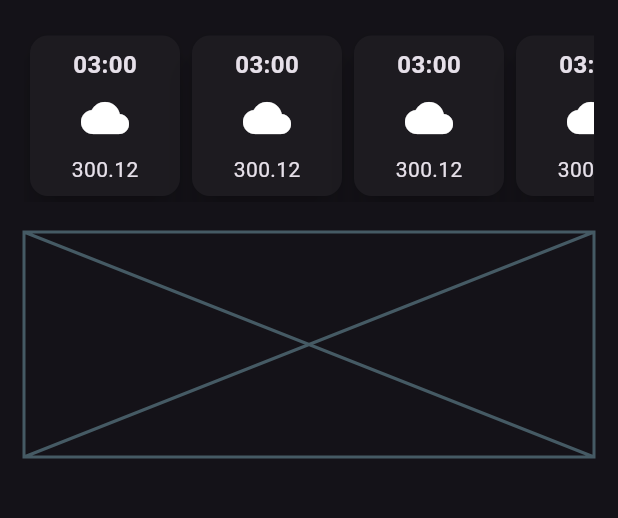
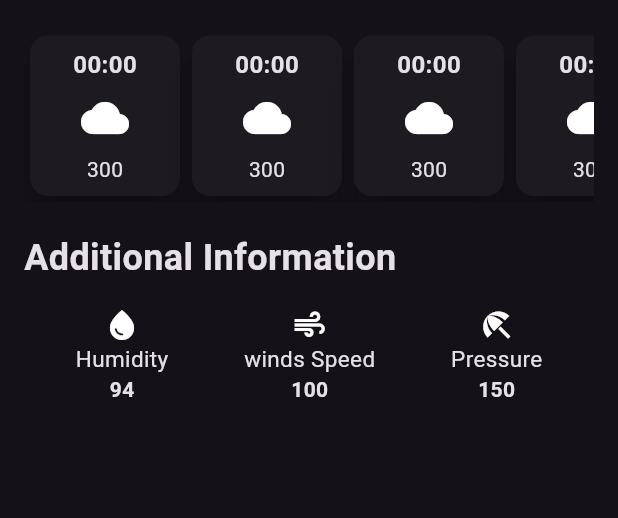
Before and after one commit to Sakshibhokare/flutter_practice_, a Flutter app: the screen it shows after launch, on a phone screen of 412 x 824 dp, the part 506-1024 px from its top. Run offline on Flutter 3.47's test engine with Material 3 defaults, Android fonts, the light colour scheme and no system bars.

Commit message:
done with all screens for weather forecast app

```diff
--- /dev/null
+++ b/Weather_App/weather_app/lib/additiona_information.dart
@@ -0,0 +1,33 @@
+import 'package:flutter/material.dart';
+
+//widgets are immutable, there states can not be change once initiated hence need to mark variables as final
+class AdditionalInformation extends StatelessWidget {
+  final IconData icon;
+  final String label;
+  final String value;
+  const AdditionalInformation(
+      {super.key,
+      required this.icon,
+      required this.label,
+      required this.value});
+
+  @override
+  Widget build(BuildContext context) {
+    return Padding(
+      padding: const EdgeInsets.all(16.0),
+      child: Column(
+        children: [
+          Icon(icon),
+          Text(
+            label,
+            style: TextStyle(fontSize: 15),
+          ),
+          Text(
+            value,
+            style: const TextStyle(fontWeight: FontWeight.bold),
+          ) //everything that is not dynamic make it const
+        ],
+      ),
+    );
+  }
+}
--- /dev/null
+++ b/Weather_App/weather_app/lib/hourly_forecast_item.dart
@@ -0,0 +1,43 @@
+import 'package:flutter/material.dart';
+
+class HourlyForecastItem extends StatelessWidget {
+  final String time;
+  final String temperature;
+  final IconData icon;
+  const HourlyForecastItem({
+    super.key,
+    required this.time,
+    required this.temperature,
+    required this.icon
+    });
+
+  @override
+  Widget build(BuildContext context) {
+    return  Card(
+                      elevation: 10,
+                      child: Container(
+                        width: 100,
+                        padding: const EdgeInsets.all(8.0),
+                        decoration: BoxDecoration(
+                          borderRadius: BorderRadius.circular(18)
+                        ),
+                        child: Column(
+                          children: [
+                            Text(time, style: TextStyle(
+                              fontSize: 16,
+                              fontWeight: FontWeight.bold
+                            ),),
+
+                            const SizedBox(height: 8,),
+
+                            Icon(icon, size: 32,),
+
+                            const SizedBox(height: 8,),
+
+                            Text(temperature)
+                          ],
+                        ),
+                      ),
+                    );
+  }
+}
--- a/Weather_App/weather_app/lib/weather_screen.dart
+++ b/Weather_App/weather_app/lib/weather_screen.dart
@@ -1,6 +1,8 @@
 import 'dart:ui';
 
 import 'package:flutter/material.dart';
+import 'package:weather_app/additiona_information.dart';
+import 'package:weather_app/hourly_forecast_item.dart';
 
 class WeatherScreen extends StatelessWidget {
   const WeatherScreen({super.key});
@@ -99,155 +101,42 @@ class WeatherScreen extends StatelessWidget {
               scrollDirection: Axis.horizontal,
               child: Row(
                 children: [
-                  SizedBox(
-                    // width: 100,
-                    child: Card(
-                      elevation: 10,
-                      child: Container(
-                        width: 100,
-                        padding: const EdgeInsets.all(8.0),
-                        decoration: BoxDecoration(
-                          borderRadius: BorderRadius.circular(18)
-                        ),
-                        child: Column(
-                          children: [
-                            Text('03:00', style: TextStyle(
-                              fontSize: 16,
-                              fontWeight: FontWeight.bold
-                            ),),
+                HourlyForecastItem(
+                  icon: Icons.cloud,
+                  temperature: '300',
+                  time: '00:00',
 
-                            const SizedBox(height: 8,),
+                ),
+                HourlyForecastItem(
+                  icon: Icons.cloud,
+                  temperature: '300',
+                  time: '00:00',
 
-                            Icon(Icons.cloud, size: 32,),
+                ),
+                HourlyForecastItem(
+                  icon: Icons.cloud,
+                  temperature: '300',
+                  time: '00:00',
 
-                            const SizedBox(height: 8,),
+                ),
+                HourlyForecastItem(
+                  icon: Icons.cloud,
+                  temperature: '300',
+                  time: '00:00',
 
-                            Text('300.12')
-                          ],
-                        ),
-                      ),
-                    ),
-                  ),
+                ),
+                HourlyForecastItem(
+                  icon: Icons.cloud,
+                  temperature: '300',
+                  time: '00:00',
 
-                  SizedBox(
-                    // width: 100,
-                    child: Card(
-                      elevation: 10,
-                      child: Container(
-                        width: 100,
-                        padding: const EdgeInsets.all(8.0),
-                        decoration: BoxDecoration(
-                          borderRadius: BorderRadius.circular(18)
-                        ),
-                        child: Column(
-                          children: [
-                            Text('03:00', style: TextStyle(
-                              fontSize: 16,
-                              fontWeight: FontWeight.bold
-                            ),),
+                ),
+                HourlyForecastItem(
+                  icon: Icons.cloud,
+                  temperature: '300',
+                  time: '00:00',
 
-                            const SizedBox(height: 8,),
-
-                            Icon(Icons.cloud, size: 32,),
-
-                            const SizedBox(height: 8,),
-
-                            Text('300.12')
-                          ],
-                        ),
-                      ),
-                    ),
-                  ),
-
-                  SizedBox(
-                    // width: 100,
-                    child: Card(
-                      elevation: 10,
-                      child: Container(
-                        width: 100,
-                        padding: const EdgeInsets.all(8.0),
-                        decoration: BoxDecoration(
-                          borderRadius: BorderRadius.circular(18)
-                        ),
-                        child: Column(
-                          children: [
-                            Text('03:00', style: TextStyle(
-                              fontSize: 16,
-                              fontWeight: FontWeight.bold
-                            ),),
-
-                            const SizedBox(height: 8,),
-
-                            Icon(Icons.cloud, size: 32,),
-
-                            const SizedBox(height: 8,),
-
-                            Text('300.12')
-                          ],
-                        ),
-                      ),
-                    ),
-                  ),
-
-                  SizedBox(
-                    // width: 100,
-                    child: Card(
-                      elevation: 10,
-                      child: Container(
-                        width: 100,
-                        padding: const EdgeInsets.all(8.0),
-                        decoration: BoxDecoration(
-                          borderRadius: BorderRadius.circular(18)
-                        ),
-                        child: Column(
-                          children: [
-                            Text('03:00', style: TextStyle(
-                              fontSize: 16,
-                              fontWeight: FontWeight.bold
-                            ),),
-
-                            const SizedBox(height: 8,),
-
-                            Icon(Icons.cloud, size: 32,),
-
-                            const SizedBox(height: 8,),
-
-                            Text('300.12')
-                          ],
-                        ),
-                      ),
-                    ),
-                  ),
-
-                  SizedBox(
-                    // width: 100,
-                    child: Card(
-                      elevation: 10,
-                      child: Container(
-                        width: 100,
-                        padding: const EdgeInsets.all(8.0),
-                        decoration: BoxDecoration(
-                          borderRadius: BorderRadius.circular(18)
-                        ),
-                        child: Column(
-                          children: [
-                            Text('03:00', style: TextStyle(
-                              fontSize: 16,
-                              fontWeight: FontWeight.bold
-                            ),),
-
-                            const SizedBox(height: 8,),
-
-                            Icon(Icons.cloud, size: 32,),
-
-                            const SizedBox(height: 8,),
-
-                            Text('300.12')
-                          ],
-                        ),
-                      ),
-                    ),
-                  ),
+                ),
 
                 ],
               ),
@@ -256,10 +145,49 @@ class WeatherScreen extends StatelessWidget {
             const SizedBox(
               height: 20,
             ),
+
+
             //additional information
-            const Placeholder(
-              fallbackHeight: 150,
+
+          Align(  //helpful for the alignment container/crossAccess can be used
+            alignment: Alignment.centerLeft,
+            child: const Text('Additional Information',
+            style: TextStyle(
+              fontSize: 24,
+              fontWeight: FontWeight.bold
             ),
+            ),
+          ),
+
+
+
+          Row(
+            mainAxisAlignment: MainAxisAlignment.spaceEvenly,
+            children: [
+             //instead of writing again we create a widget in a separate file will pass the changing character and create a constructor
+
+              AdditionalInformation(
+                icon: Icons.water_drop,
+                label: 'Humidity',
+                value: '94',
+              ),
+
+              AdditionalInformation(
+                icon: Icons.air,
+                label: 'winds Speed',
+                value: '100',
+              ),
+
+              AdditionalInformation(
+                icon: Icons.beach_access,
+                label: 'Pressure',
+                value: '150',
+              ),
+            ],
+          )
+
+
+
           ],
         ),
       ),
```
